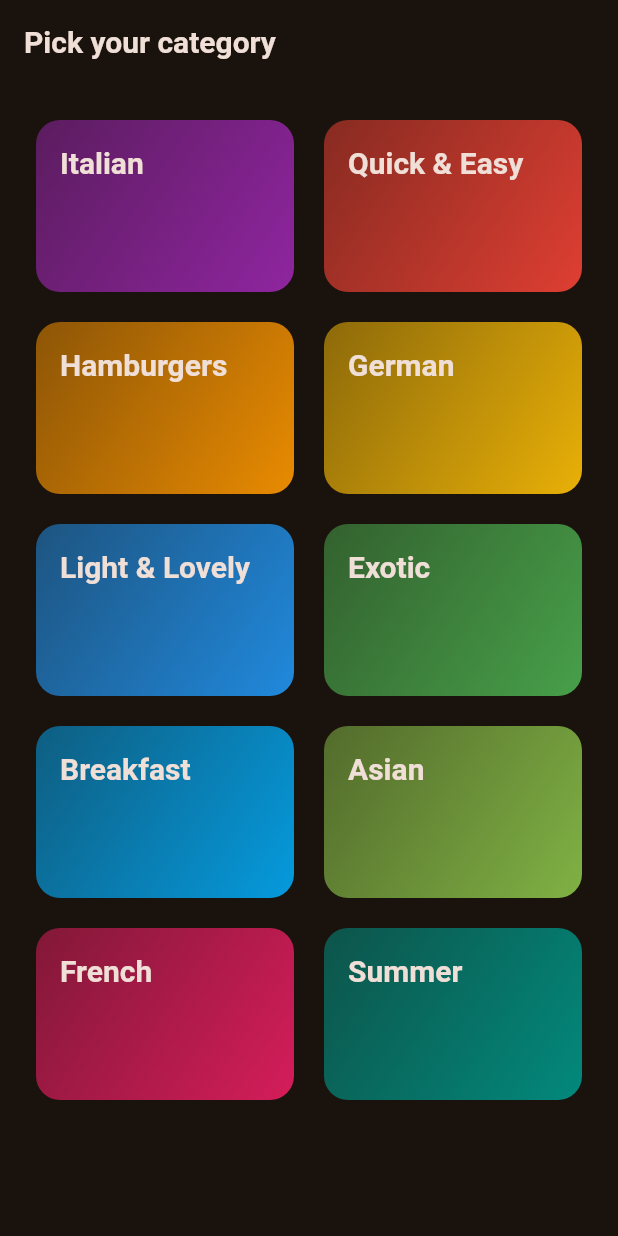
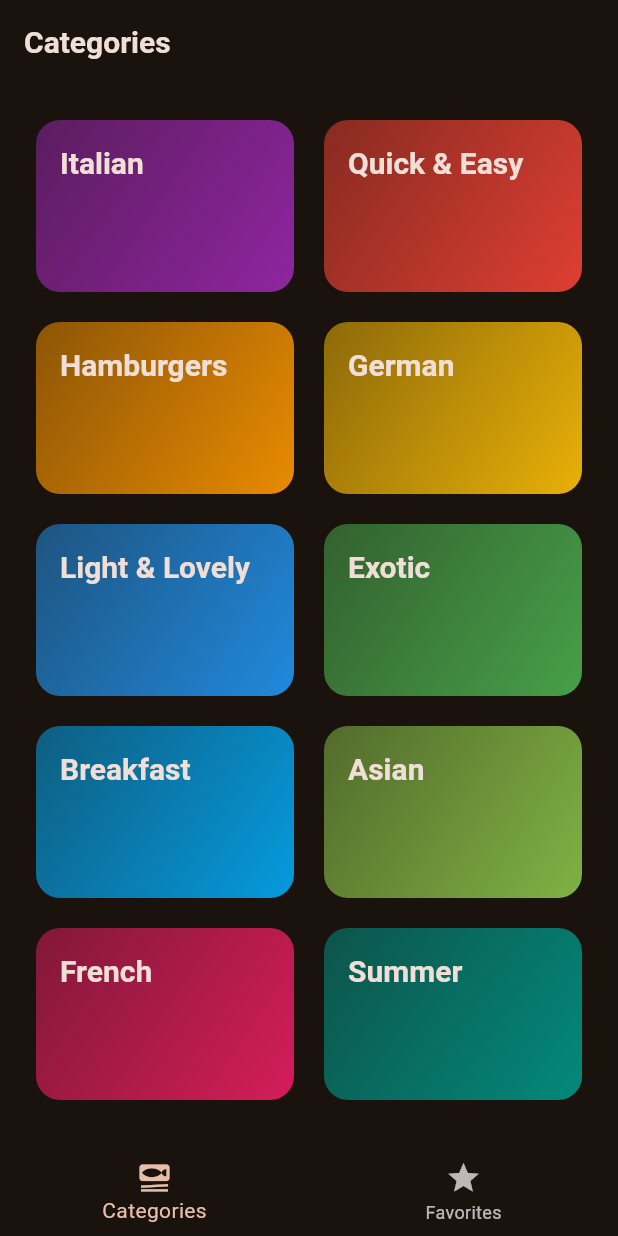
Before and after one commit to shivanshtiwari2005/meal_app, a Flutter app: the screen it shows after launch, on a phone screen of 412 x 824 dp. Run offline on Flutter 3.47's test engine with Material 3 defaults, Android fonts, the phone set to English and light mode, and no system bars; our stand-ins replace transparent_image.

Commit message:
Implements tabs file

```diff
--- a/lib/main.dart
+++ b/lib/main.dart
@@ -1,6 +1,6 @@
 import 'package:flutter/material.dart';
-
-import 'package:meal_app/screens/categories.dart';
+import 'package:meal_app/screens/tabs.dart';
+//import 'package:meal_app/screens/categories.dart';
 
 
 
@@ -27,7 +27,7 @@ class App extends StatelessWidget {
   Widget build(BuildContext context) {
     return MaterialApp(
       theme: theme,
-      home: const CategoriesScreen()
+      home: const TabsScreen(),
       );
 
   }
--- a/lib/screens/categories.dart
+++ b/lib/screens/categories.dart
@@ -25,11 +25,7 @@ class CategoriesScreen extends StatelessWidget {
 
   @override
   Widget build(BuildContext context) {
-    return Scaffold(
-      appBar: AppBar(
-        title: const Text('Pick your category'),
-      ),
-      body: GridView(
+    return GridView(
         padding: const EdgeInsets.all(24),
         gridDelegate: const SliverGridDelegateWithFixedCrossAxisCount(
           crossAxisCount: 2,
@@ -51,7 +47,7 @@ class CategoriesScreen extends StatelessWidget {
                   _selectCategory(context, category);
                 }),
         ],
-      ),
+
     );
   }
 }
--- /dev/null
+++ b/lib/screens/tabs.dart
@@ -0,0 +1,48 @@
+import 'package:flutter/material.dart';
+import 'package:meal_app/screens/categories.dart';
+import 'package:meal_app/screens/meals.dart';
+
+class TabsScreen extends StatefulWidget {
+  const TabsScreen({super.key});
+
+  @override
+  State<TabsScreen> createState() {
+    return _TabsScreenState();
+  }
+
+}
+
+class _TabsScreenState extends State<TabsScreen> {
+ int _selectedPageIndex = 0;
+
+ void _selectPage(int index) {
+    setState(() {
+      _selectedPageIndex = index;
+    });
+ }
+
+  @override
+  Widget build(BuildContext context) {
+    Widget activepage = const CategoriesScreen();
+    var activepageTitle = 'Categories';
+
+    if (_selectedPageIndex == 1) {
+      activepage = const MealsScreen(meals: []);
+      activepageTitle = 'Your Favorites';
+    }
+    return Scaffold(
+      appBar: AppBar(
+        title: Text(activepageTitle),
+      ),
+      body: activepage,
+      bottomNavigationBar: BottomNavigationBar(
+        onTap: _selectPage,
+        currentIndex: _selectedPageIndex,
+        items:const [
+          BottomNavigationBarItem(icon: Icon(Icons.set_meal), label: 'Categories'),
+          BottomNavigationBarItem(icon: Icon(Icons.star), label: 'Favorites'),
+        ],
+      ),
+    );
+  }
+}
```
Also changed, not shown: lib/screens/meals.dart (+15 -7 lines).
